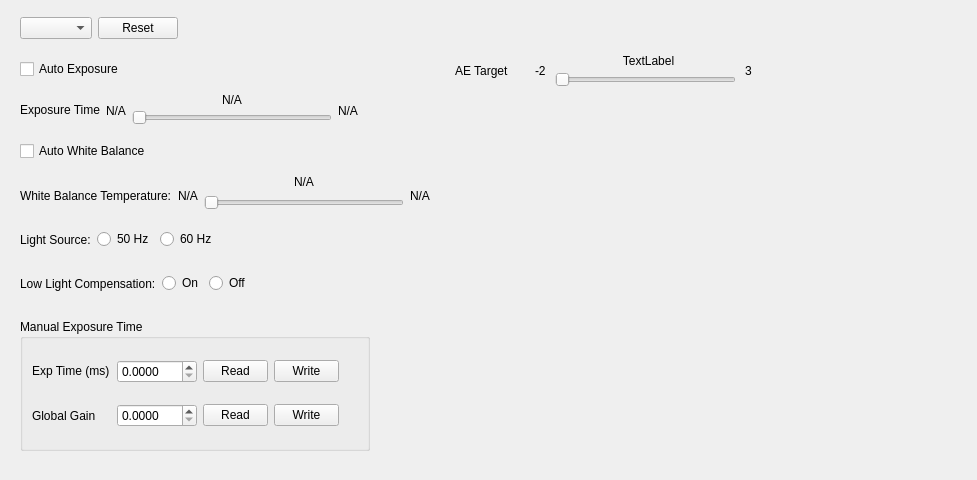
First picture: the form in DMPreview/view/CVideoDeviceCameraPropertyWidget.ui, repository eYs3D/HD-DM-Linux-SDK-Release, before the edit.
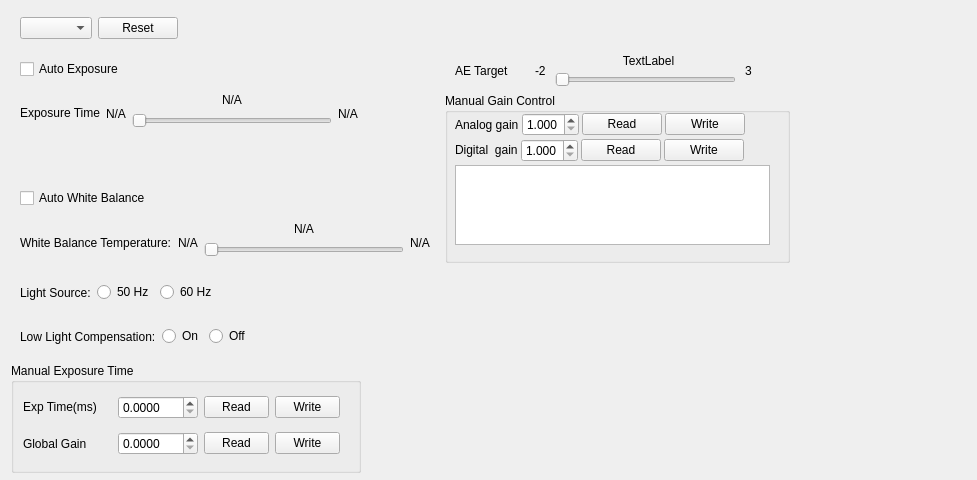
Second picture: the form after the edit.

Patch:
```diff
--- a/DMPreview/view/CVideoDeviceCameraPropertyWidget.ui
+++ b/DMPreview/view/CVideoDeviceCameraPropertyWidget.ui
@@ -129,6 +129,81 @@
      </layout>
     </widget>
    </item>
+   <item row="1" column="1">
+    <widget class="QWidget" name="widget_ae_target" native="true">
+     <widget class="QLabel" name="label_title_ae_target">
+      <property name="geometry">
+       <rect>
+        <x>10</x>
+        <y>10</y>
+        <width>67</width>
+        <height>17</height>
+       </rect>
+      </property>
+      <property name="text">
+       <string>AE Target</string>
+      </property>
+     </widget>
+     <widget class="QLabel" name="label_ae_min_value">
+      <property name="geometry">
+       <rect>
+        <x>90</x>
+        <y>10</y>
+        <width>67</width>
+        <height>17</height>
+       </rect>
+      </property>
+      <property name="text">
+       <string>-2</string>
+      </property>
+     </widget>
+     <widget class="QSlider" name="horizontalSlider_ae_target">
+      <property name="geometry">
+       <rect>
+        <x>110</x>
+        <y>20</y>
+        <width>181</width>
+        <height>16</height>
+       </rect>
+      </property>
+      <property name="pageStep">
+       <number>1</number>
+      </property>
+      <property name="orientation">
+       <enum>Qt::Horizontal</enum>
+      </property>
+     </widget>
+     <widget class="QLabel" name="label_ae_value">
+      <property name="geometry">
+       <rect>
+        <x>170</x>
+        <y>0</y>
+        <width>67</width>
+        <height>17</height>
+       </rect>
+      </property>
+      <property name="text">
+       <string>TextLabel</string>
+      </property>
+      <property name="alignment">
+       <set>Qt::AlignCenter</set>
+      </property>
+     </widget>
+     <widget class="QLabel" name="label_ae_max_value">
+      <property name="geometry">
+       <rect>
+        <x>300</x>
+        <y>10</y>
+        <width>21</width>
+        <height>17</height>
+       </rect>
+      </property>
+      <property name="text">
+       <string>3</string>
+      </property>
+     </widget>
+    </widget>
+   </item>
    <item row="2" column="0">
     <widget class="QWidget" name="widget_exposure_time" native="true">
      <property name="sizePolicy">
@@ -282,6 +357,217 @@
      </layout>
     </widget>
    </item>
+   <item row="2" column="1">
+    <widget class="QGroupBox" name="groupBox_manual_gain_control">
+     <property name="sizePolicy">
+      <sizepolicy hsizetype="Fixed" vsizetype="Fixed">
+       <horstretch>0</horstretch>
+       <verstretch>0</verstretch>
+      </sizepolicy>
+     </property>
+     <property name="minimumSize">
+      <size>
+       <width>300</width>
+       <height>170</height>
+      </size>
+     </property>
+     <property name="maximumSize">
+      <size>
+       <width>345</width>
+       <height>150</height>
+      </size>
+     </property>
+     <property name="title">
+      <string>Manual Gain Control</string>
+     </property>
+     <property name="flat">
+      <bool>false</bool>
+     </property>
+     <widget class="QWidget" name="layoutWidget">
+      <property name="geometry">
+       <rect>
+        <x>10</x>
+        <y>20</y>
+        <width>3102</width>
+        <height>134</height>
+       </rect>
+      </property>
+      <layout class="QVBoxLayout" name="verticalLayout_manual_gain">
+       <property name="spacing">
+        <number>3</number>
+       </property>
+       <property name="sizeConstraint">
+        <enum>QLayout::SetFixedSize</enum>
+       </property>
+       <item>
+        <layout class="QHBoxLayout" name="horizontalLayout_analog_gain">
+         <item>
+          <widget class="QLabel" name="label_analog_gain">
+           <property name="sizePolicy">
+            <sizepolicy hsizetype="Minimum" vsizetype="Minimum">
+             <horstretch>0</horstretch>
+             <verstretch>0</verstretch>
+            </sizepolicy>
+           </property>
+           <property name="autoFillBackground">
+            <bool>false</bool>
+           </property>
+           <property name="text">
+            <string>Analog gain</string>
+           </property>
+          </widget>
+         </item>
+         <item>
+          <widget class="QDoubleSpinBox" name="spin_box_analog_gain">
+           <property name="enabled">
+            <bool>true</bool>
+           </property>
+           <property name="decimals">
+            <number>3</number>
+           </property>
+           <property name="minimum">
+            <double>1.000000000000000</double>
+           </property>
+           <property name="maximum">
+            <double>8.000000000000000</double>
+           </property>
+           <property name="singleStep">
+            <double>0.500000000000000</double>
+           </property>
+          </widget>
+         </item>
+         <item>
+          <widget class="QPushButton" name="button_analog_gain_read">
+           <property name="sizePolicy">
+            <sizepolicy hsizetype="Minimum" vsizetype="Fixed">
+             <horstretch>0</horstretch>
+             <verstretch>0</verstretch>
+            </sizepolicy>
+           </property>
+           <property name="text">
+            <string>Read</string>
+           </property>
+          </widget>
+         </item>
+         <item>
+          <widget class="QPushButton" name="button_analog_gain_write">
+           <property name="sizePolicy">
+            <sizepolicy hsizetype="Minimum" vsizetype="Fixed">
+             <horstretch>0</horstretch>
+             <verstretch>0</verstretch>
+            </sizepolicy>
+           </property>
+           <property name="text">
+            <string>Write</string>
+           </property>
+          </widget>
+         </item>
+         <item>
+          <spacer name="horizontalSpacer_2">
+           <property name="orientation">
+            <enum>Qt::Horizontal</enum>
+           </property>
+           <property name="sizeHint" stdset="0">
+            <size>
+             <width>40</width>
+             <height>20</height>
+            </size>
+           </property>
+          </spacer>
+         </item>
+        </layout>
+       </item>
+       <item>
+        <layout class="QHBoxLayout" name="horizontalLayout_digital_gain">
+         <item>
+          <widget class="QLabel" name="label_digital_gain">
+           <property name="sizePolicy">
+            <sizepolicy hsizetype="Minimum" vsizetype="Fixed">
+             <horstretch>0</horstretch>
+             <verstretch>0</verstretch>
+            </sizepolicy>
+           </property>
+           <property name="text">
+            <string>Digital  gain</string>
+           </property>
+          </widget>
+         </item>
+         <item>
+          <widget class="QDoubleSpinBox" name="spin_box_digital_gain">
+           <property name="decimals">
+            <number>3</number>
+           </property>
+           <property name="minimum">
+            <double>1.000000000000000</double>
+           </property>
+           <property name="maximum">
+            <double>8.000000000000000</double>
+           </property>
+           <property name="singleStep">
+            <double>0.003906000000000</double>
+           </property>
+          </widget>
+         </item>
+         <item>
+          <widget class="QPushButton" name="button_digital_gain_read">
+           <property name="text">
+            <string>Read</string>
+           </property>
+          </widget>
+         </item>
+         <item>
+          <widget class="QPushButton" name="button_digital_gain_write">
+           <property name="text">
+            <string>Write</string>
+           </property>
+          </widget>
+         </item>
+         <item>
+          <spacer name="horizontalSpacer_3">
+           <property name="orientation">
+            <enum>Qt::Horizontal</enum>
+           </property>
+           <property name="sizeHint" stdset="0">
+            <size>
+             <width>40</width>
+             <height>20</height>
+            </size>
+           </property>
+          </spacer>
+         </item>
+        </layout>
+       </item>
+       <item>
+        <widget class="QListWidget" name="listWidget_gain_info">
+         <property name="sizePolicy">
+          <sizepolicy hsizetype="Fixed" vsizetype="Fixed">
+           <horstretch>0</horstretch>
+           <verstretch>0</verstretch>
+          </sizepolicy>
+         </property>
+         <property name="minimumSize">
+          <size>
+           <width>315</width>
+           <height>20</height>
+          </size>
+         </property>
+         <property name="maximumSize">
+          <size>
+           <width>315</width>
+           <height>80</height>
+          </size>
+         </property>
+         <item>
+          <property name="text">
+           <string/>
+          </property>
+         </item>
+        </widget>
+       </item>
+      </layout>
+     </widget>
+    </widget>
+   </item>
    <item row="4" column="0">
     <widget class="QWidget" name="widget_white_balance_temperature" native="true">
      <property name="sizePolicy">
@@ -398,7 +684,7 @@
      </layout>
     </widget>
    </item>
-   <item row="5" column="0">
+   <item row="6" column="0">
     <widget class="QWidget" name="widget_light_source" native="true">
      <property name="sizePolicy">
       <sizepolicy hsizetype="Fixed" vsizetype="Fixed">
@@ -449,7 +735,7 @@
      </layout>
     </widget>
    </item>
-   <item row="6" column="0">
+   <item row="7" column="0">
     <widget class="QWidget" name="widget_low_light_compenstation" native="true">
      <property name="sizePolicy">
       <sizepolicy hsizetype="Fixed" vsizetype="Fixed">
@@ -500,7 +786,7 @@
      </layout>
     </widget>
    </item>
-   <item row="7" column="0">
+   <item row="9" column="0">
     <widget class="QWidget" name="widget_manuel_exposure_time" native="true">
      <property name="sizePolicy">
       <sizepolicy hsizetype="Fixed" vsizetype="Fixed">
@@ -508,8 +794,23 @@
        <verstretch>0</verstretch>
       </sizepolicy>
      </property>
-     <layout class="QVBoxLayout" name="verticalLayout_4">
-      <item>
+     <layout class="QVBoxLayout" name="verticalLayout_4"/>
+    </widget>
+   </item>
+   <item row="5" column="0">
+    <spacer name="verticalSpacer">
+     <property name="orientation">
+      <enum>Qt::Vertical</enum>
+     </property>
+     <property name="sizeHint" stdset="0">
+      <size>
+       <width>20</width>
+       <height>40</height>
+      </size>
+     </property>
+    </spacer>
+   </item>
+   <item row="8" column="0">
        <widget class="QGroupBox" name="groupBox_manuel_exposure_time">
         <property name="sizePolicy">
          <sizepolicy hsizetype="Fixed" vsizetype="Fixed">
@@ -520,7 +821,7 @@
         <property name="minimumSize">
          <size>
           <width>350</width>
-          <height>132</height>
+       <height>110</height>
          </size>
         </property>
         <property name="maximumSize">
@@ -570,7 +871,7 @@
               </property>
               <property name="minimumSize">
                <size>
-                <width>79</width>
+             <width>100</width>
                 <height>18</height>
                </size>
               </property>
@@ -581,7 +882,7 @@
                </size>
               </property>
               <property name="text">
-               <string>Exp Time (ms)</string>
+            <string>Exp Time(ms)</string>
               </property>
              </widget>
             </item>
@@ -691,7 +992,7 @@
               </property>
               <property name="minimumSize">
                <size>
-                <width>79</width>
+             <width>100</width>
                 <height>0</height>
                </size>
               </property>
@@ -788,97 +1089,6 @@
           </widget>
          </item>
         </layout>
-       </widget>
-      </item>
-     </layout>
-    </widget>
-   </item>
-   <item row="8" column="0">
-    <spacer name="verticalSpacer">
-     <property name="orientation">
-      <enum>Qt::Vertical</enum>
-     </property>
-     <property name="sizeHint" stdset="0">
-      <size>
-       <width>20</width>
-       <height>40</height>
-      </size>
-     </property>
-    </spacer>
-   </item>
-   <item row="1" column="1">
-    <widget class="QWidget" name="widget_ae_target" native="true">
-     <widget class="QLabel" name="label_title_ae_target">
-      <property name="geometry">
-       <rect>
-        <x>10</x>
-        <y>10</y>
-        <width>67</width>
-        <height>17</height>
-       </rect>
-      </property>
-      <property name="text">
-       <string>AE Target</string>
-      </property>
-     </widget>
-     <widget class="QLabel" name="label_ae_min_value">
-      <property name="geometry">
-       <rect>
-        <x>90</x>
-        <y>10</y>
-        <width>67</width>
-        <height>17</height>
-       </rect>
-      </property>
-      <property name="text">
-       <string>-2</string>
-      </property>
-     </widget>
-     <widget class="QSlider" name="horizontalSlider_ae_target">
-      <property name="geometry">
-       <rect>
-        <x>110</x>
-        <y>20</y>
-        <width>181</width>
-        <height>16</height>
-       </rect>
-      </property>
-      <property name="pageStep">
-       <number>1</number>
-      </property>
-      <property name="orientation">
-       <enum>Qt::Horizontal</enum>
-      </property>
-     </widget>
-     <widget class="QLabel" name="label_ae_value">
-      <property name="geometry">
-       <rect>
-        <x>170</x>
-        <y>0</y>
-        <width>67</width>
-        <height>17</height>
-       </rect>
-      </property>
-      <property name="text">
-       <string>TextLabel</string>
-      </property>
-      <property name="alignment">
-       <set>Qt::AlignCenter</set>
-      </property>
-     </widget>
-     <widget class="QLabel" name="label_ae_max_value">
-      <property name="geometry">
-       <rect>
-        <x>300</x>
-        <y>10</y>
-        <width>21</width>
-        <height>17</height>
-       </rect>
-      </property>
-      <property name="text">
-       <string>3</string>
-      </property>
-     </widget>
     </widget>
    </item>
   </layout>
```
Lines whose indentation alone changed are shown as unchanged.
